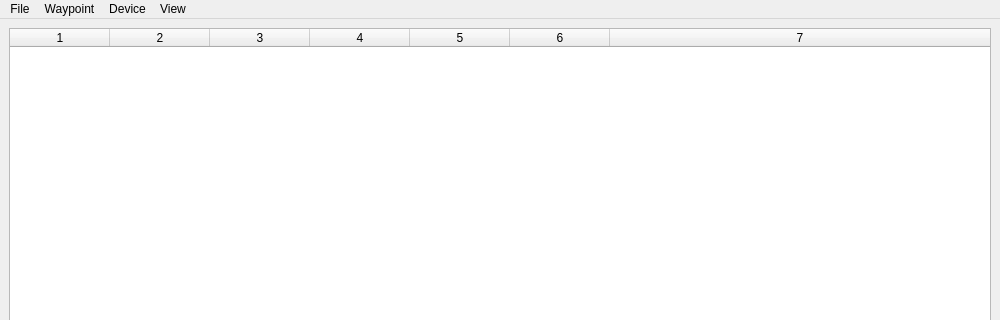
This is src/main/python/location_tool/ui/main_window.ui in rootrootde/LocationsFITTool as Qt 5 draws it before an edit; both pictures show x 0 to 1000 and y 0 to 320 of the 1000 by 615 pixel window. The edited form follows.
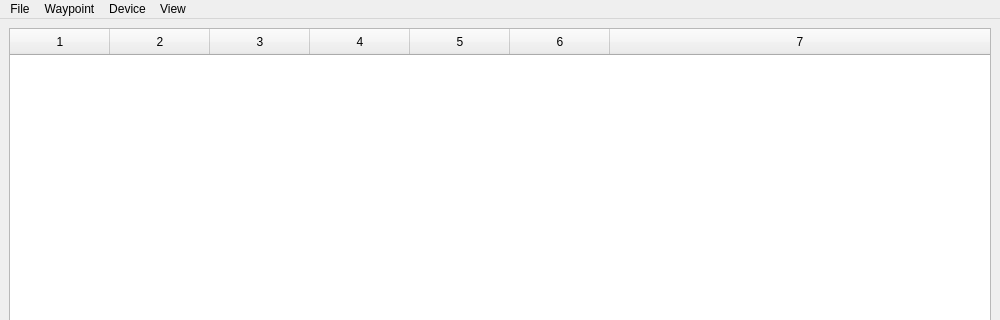
This is the edited form. Icons and pictures are not drawn.

Commit message: feat: add dark theme support with pyqtdarktheme; update UI styles for better readability

Diff of the .ui file:
```diff
--- a/src/main/python/location_tool/ui/main_window.ui
+++ b/src/main/python/location_tool/ui/main_window.ui
@@ -20,9 +20,13 @@
 }
 
 QTextEdit {
-font-family: monospace;
+font-family: &quot;SF Mono&quot;;
+}
 
+QHeaderView::section {
 
+
+padding: 4px;
 }</string>
   </property>
   <property name="iconSize">
@@ -84,7 +88,7 @@
           <bool>true</bool>
          </attribute>
          <attribute name="verticalHeaderVisible">
-          <bool>true</bool>
+          <bool>false</bool>
          </attribute>
          <attribute name="verticalHeaderMinimumSectionSize">
           <number>24</number>
```
The commit also changes 4 other files.
